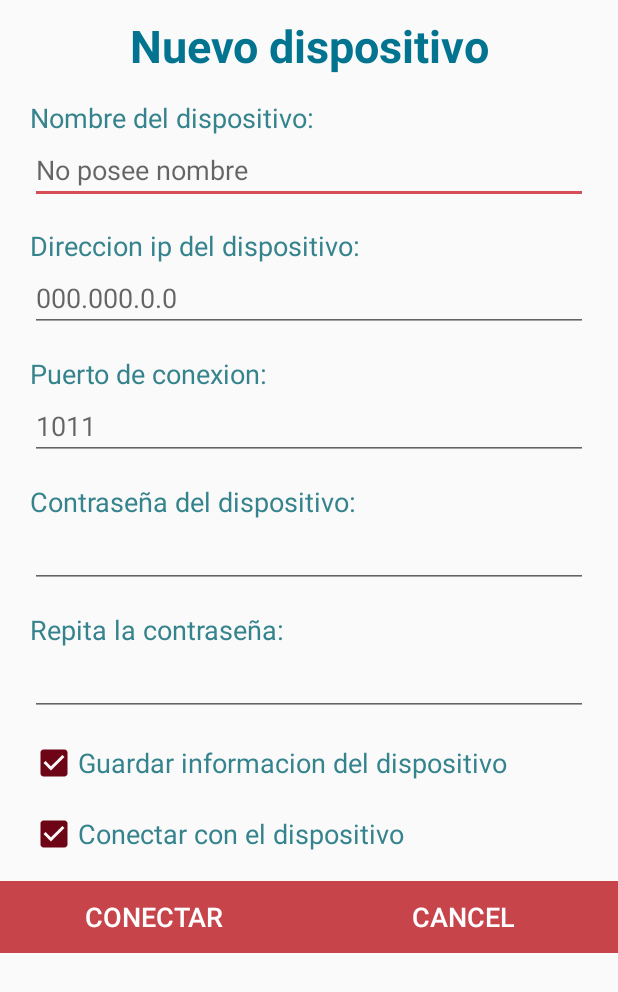
After one commit to carlosAlexanderLemus/ControlRemoto, an Android app: the layout layout_add_device.xml on its own in the app's theme, with its tools: preview values and no code run, on a phone screen of 412 x 824 dp. The commit adds this screen. Shown: the top 992 px of the screen. Run offline under Robolectric (Android 15) with nearby library versions, the phone set to English and light mode, and no system bars.

```diff
--- a/app/src/main/java/lemus/com/bast_software/controlremoto/DeviceFragment.java
+++ b/app/src/main/java/lemus/com/bast_software/controlremoto/DeviceFragment.java
@@ -5,12 +5,16 @@ import android.os.Bundle;
 import android.support.annotation.NonNull;
 import android.support.design.widget.BottomNavigationView;
 import android.support.v4.app.Fragment;
+import android.support.v7.app.AlertDialog;
 import android.util.Log;
 import android.view.LayoutInflater;
 import android.view.MenuItem;
 import android.view.View;
 import android.view.ViewGroup;
+import android.widget.Button;
 import android.widget.Toast;
+
+import java.util.zip.Inflater;
 
 
 /**
@@ -27,11 +31,58 @@ public class DeviceFragment extends Fragment {
     public View onCreateView(LayoutInflater inflater, ViewGroup container,Bundle savedInstanceState) {
         // Inflate the layout for this fragment
         View view = inflater.inflate(R.layout.fragment_device, container, false);
+        final LayoutInflater layoutInflater = getLayoutInflater(savedInstanceState);
         // Obtenemos la informacion
         BottomNavigationView bottomNavigationView = (BottomNavigationView)view.findViewById(R.id.bottom_device);
         bottomNavigationView.setOnNavigationItemSelectedListener(new BottomNavigationView.OnNavigationItemSelectedListener() {
             @Override
             public boolean onNavigationItemSelected(@NonNull MenuItem item) {
+                // Obtenemos el ID
+                int id = item.getItemId();
+
+                // Comprobamos cual es el id de origen
+                switch (id){
+                    // En caso que tengamos que agregar un nuevo dispositivo
+                    case R.id.item_bottom_add_device:
+                        // Creamos el dialogo
+                        AlertDialog.Builder builder = new AlertDialog.Builder(getContext());
+
+                        // Escogemos el layout
+                        View view_layout = layoutInflater.inflate(R.layout.layout_add_device, null);
+
+                        // Obtenemos la referencia a los botonre
+                        Button btn_acepat = (Button)view_layout.findViewById(R.id.btn_conectar_dispositivo);
+                        Button btn_cancelar = (Button)view_layout.findViewById(R.id.btn_cancelar_agregar_dispositivos);
+
+                        // Lo establecemos como el layout
+                        builder.setView(view_layout);
+
+                        // Creamos el alerta
+                        final AlertDialog alertDialog = builder.create();
+
+                        // Acciones a realixar a seleccionar cualquis dispositivo
+                        btn_acepat.setOnClickListener(new View.OnClickListener() {
+                            @Override
+                            public void onClick(View v) {
+
+                                // Quitamos el cuadro de dialogo
+                                alertDialog.dismiss();
+                            }
+                        });
+
+                        // Accion a realizar a cancelar
+                        btn_cancelar.setOnClickListener(new View.OnClickListener() {
+                            @Override
+                            public void onClick(View v) {
+                                // Quitamos el cuadro de dialogo
+                                alertDialog.dismiss();
+                            }
+                        });
+
+                        // Mostramos el dialogo
+                        alertDialog.show();
+                        break;
+                }
 
                 return true;
             }
--- /dev/null
+++ b/app/src/main/res/layout/layout_add_device.xml
@@ -0,0 +1,164 @@
+<?xml version="1.0" encoding="utf-8"?>
+<ScrollView
+    xmlns:android="http://schemas.android.com/apk/res/android"
+    android:layout_width="match_parent"
+    android:layout_height="match_parent">
+
+    <LinearLayout
+        android:layout_width="match_parent"
+        android:layout_height="wrap_content"
+        android:orientation="vertical" >
+
+        <TextView
+            android:id="@+id/textView"
+            style="@style/TextViewTituloCentrado"
+            android:layout_width="match_parent"
+            android:layout_height="wrap_content"
+            android:text="@string/title_new_device" />
+
+        <TextView
+            android:id="@+id/tv_name_device"
+            style="@style/TextViewInformacionDialog"
+            android:layout_width="match_parent"
+            android:layout_height="wrap_content"
+            android:layout_marginLeft="@dimen/margin_border"
+            android:layout_marginRight="@dimen/margin_border"
+            android:layout_marginTop="@dimen/marfin_border_top"
+            android:text="@string/text_name_device" />
+
+        <EditText
+            android:id="@+id/et_name_device"
+            android:layout_width="match_parent"
+            android:layout_height="wrap_content"
+            android:layout_marginLeft="@dimen/margin_border"
+            android:layout_marginRight="@dimen/margin_border"
+            android:ems="10"
+            android:hint="@string/text_name_device_default"
+            android:inputType="textPersonName"
+            android:textSize="@dimen/text_size_information" />
+
+        <TextView
+            android:id="@+id/tv_ip_device"
+            style="@style/TextViewInformacionDialog"
+            android:layout_width="match_parent"
+            android:layout_height="wrap_content"
+            android:layout_marginLeft="@dimen/margin_border"
+            android:layout_marginRight="@dimen/margin_border"
+            android:layout_marginTop="@dimen/marfin_border_top"
+            android:text="@string/text_ip_device" />
+
+        <EditText
+            android:id="@+id/et_ip_device"
+            android:layout_width="match_parent"
+            android:layout_height="wrap_content"
+            android:layout_marginLeft="@dimen/margin_border"
+            android:layout_marginRight="@dimen/margin_border"
+            android:ems="10"
+            android:hint="@string/text_ip_device_default"
+            android:inputType="numberDecimal"
+            android:textSize="@dimen/text_size_information" />
+
+        <TextView
+            android:id="@+id/tv_port_device"
+            style="@style/TextViewInformacionDialog"
+            android:layout_width="match_parent"
+            android:layout_height="wrap_content"
+            android:layout_marginLeft="@dimen/margin_border"
+            android:layout_marginRight="@dimen/margin_border"
+            android:layout_marginTop="@dimen/marfin_border_top"
+            android:text="@string/text_port_device" />
+
+        <EditText
+            android:id="@+id/et_port_device"
+            android:layout_width="match_parent"
+            android:layout_height="wrap_content"
+            android:layout_marginLeft="@dimen/margin_border"
+            android:layout_marginRight="@dimen/margin_border"
+            android:ems="10"
+            android:hint="@string/port_default"
+            android:inputType="number"
+            android:textSize="@dimen/text_size_information" />
+
+        <TextView
+            android:id="@+id/tv_pass_device"
+            style="@style/TextViewInformacionDialog"
+            android:layout_width="match_parent"
+            android:layout_height="wrap_content"
+            android:layout_marginLeft="@dimen/margin_border"
+            android:layout_marginRight="@dimen/margin_border"
+            android:layout_marginTop="@dimen/marfin_border_top"
+            android:text="@string/text_pass_device" />
+
+        <EditText
+            android:id="@+id/et_pass_device"
+            android:layout_width="match_parent"
+            android:layout_height="wrap_content"
+            android:layout_marginLeft="@dimen/margin_border"
+            android:layout_marginRight="@dimen/margin_border"
+            android:ems="10"
+            android:inputType="textPassword"
+            android:textSize="@dimen/text_size_information" />
+
+        <TextView
+            android:id="@+id/tv_pass_confirmate_device"
+            style="@style/TextViewInformacionDialog"
+            android:layout_width="match_parent"
+            android:layout_height="wrap_content"
+            android:layout_marginLeft="@dimen/margin_border"
+            android:layout_marginRight="@dimen/margin_border"
+            android:layout_marginTop="@dimen/marfin_border_top"
+            android:text="@string/text_pass_confirmed_device_default" />
+
+        <EditText
+            android:id="@+id/et_pass_confirmate_device"
+            android:layout_width="match_parent"
+            android:layout_height="wrap_content"
+            android:layout_marginLeft="@dimen/margin_border"
+            android:layout_marginRight="@dimen/margin_border"
+            android:ems="10"
+            android:inputType="textPassword"
+            android:textSize="@dimen/text_size_information" />
+
+        <CheckBox
+            android:id="@+id/cb_guardar_dispositivo"
+            style="@style/CheckBoxDialogElement"
+            android:layout_width="match_parent"
+            android:layout_height="wrap_content"
+            android:checked="true"
+            android:text="@string/text_save_device" />
+
+        <CheckBox
+            android:id="@+id/cb_conectar_dispositivo"
+            style="@style/CheckBoxDialogElement"
+            android:layout_width="match_parent"
+            android:layout_height="wrap_content"
+            android:checked="true"
+            android:text="@string/text_conect_device" />
+
+        <LinearLayout
+            android:layout_width="match_parent"
+            android:layout_height="match_parent"
+            android:layout_marginTop="@dimen/marfin_border_top"
+            android:orientation="horizontal">
+
+            <Button
+                android:id="@+id/btn_conectar_dispositivo"
+                style="@style/MyButtonDialog"
+                android:layout_width="match_parent"
+                android:layout_height="wrap_content"
+                android:layout_weight="1"
+                android:background="@color/buttomBackgroud"
+                android:text="@string/conectar"
+                android:textColor="@android:color/white" />
+
+            <Button
+                android:id="@+id/btn_cancelar_agregar_dispositivos"
+                style="@style/MyButtonDialog"
+                android:layout_width="match_parent"
+                android:layout_height="wrap_content"
+                android:layout_weight="1"
+                android:text="@android:string/cancel" />
+        </LinearLayout>
+
+    </LinearLayout>
+</ScrollView>
--- a/app/src/main/res/values/colors.xml
+++ b/app/src/main/res/values/colors.xml
@@ -2,6 +2,9 @@
 <resources>
     <color name="colorPrimary">#840315</color>
     <color name="colorPrimaryDark">#4c000d</color>
-    <color name="colorAccent">#fffc23</color>
+    <color name="colorAccent">#d64d55</color>
     <color name="colorInformationHeader">#6e0516</color>
+    <color name="colorAcentTitle">#02748f</color>
+    <color name="textInformation">#35838d</color>
+    <color name="buttomBackgroud">#c7444a</color>
 </resources>
--- a/app/src/main/res/values/dimen.xml
+++ b/app/src/main/res/values/dimen.xml
@@ -3,4 +3,7 @@
     <dimen name="height_header_nav_menu">160dp</dimen>
     <dimen name="height_device_connected">120dp</dimen>
     <dimen name="height_bottom_menu">100dp</dimen>
+    <dimen name="text_size_information">18sp</dimen>
+    <dimen name="margin_border">20dp</dimen>
+    <dimen name="marfin_border_top">15dp</dimen>
 </resources>
--- a/app/src/main/res/values/strings.xml
+++ b/app/src/main/res/values/strings.xml
@@ -4,6 +4,18 @@
     <string name="option_device">Dispositivos</string>
     <string name="option_add_device">Añadir dispositivo</string>
     <string name="option_remenber_device">Recordar este dispositivo</string>
+
+    <string name="title_new_device">Nuevo dispositivo</string>
+
+    <string name="text_name_device">Nombre del dispositivo:</string>
+    <string name="text_name_device_default">No posee nombre</string>
+    <string name="text_ip_device">Direccion ip del dispositivo:</string>
+    <string name="text_ip_device_default">000.000.0.0</string>
+    <string name="text_port_device">Puerto de conexion:</string>
+    <string name="text_pass_device">Contraseña del dispositivo:</string>
+    <string name="text_pass_confirmed_device_default">Repita la contraseña:</string>
+    <string name="text_save_device">Guardar informacion del dispositivo</string>
+    <string name="text_conect_device">Conectar con el dispositivo</string>
 
     <string name="ip_address">IP:</string>
     <string name="port">Puerto:</string>
@@ -16,4 +28,6 @@
 
     <!-- TODO: Remove or change this placeholder text -->
     <string name="hello_blank_fragment">Hello blank fragment</string>
+
+    <string name="conectar">Conectar</string>
 </resources>
--- a/app/src/main/res/values/styles.xml
+++ b/app/src/main/res/values/styles.xml
@@ -21,4 +21,34 @@
         <item name="android:textAllCaps">false</item>
         <item name="android:textStyle">bold</item>
     </style>
+
+    <style name="TextViewTituloCentrado">
+        <item name="android:gravity">center</item>
+        <item name="android:textSize">30dp</item>
+        <item name="android:layout_width">match_parent</item>
+        <item name="android:layout_height">wrap_content</item>
+        <item name="android:textColor">@color/colorAcentTitle</item>
+        <item name="android:textStyle">bold</item>
+        <item name="android:layout_marginTop">10dp</item>
+    </style>
+
+    <style name="TextViewInformacionDialog">
+        <item name="android:textColor">@color/textInformation</item>
+        <item name="android:textSize">@dimen/text_size_information</item>
+    </style>
+
+    <style name="CheckBoxDialogElement">
+        <item name="android:textColor">@color/textInformation</item>
+        <item name="android:textSize">@dimen/text_size_information</item>
+        <item name="android:buttonTint">@color/colorInformationHeader</item>
+        <item name="android:layout_marginLeft">@dimen/margin_border</item>
+        <item name="android:layout_marginRight">@dimen/margin_border</item>
+        <item name="android:layout_marginTop">@dimen/marfin_border_top</item>
+    </style>
+
+    <style name="MyButtonDialog">
+        <item name="android:background">@color/buttomBackgroud</item>
+        <item name="android:textColor">@android:color/white</item>
+        <item name="android:textSize">@dimen/text_size_information</item>
+    </style>
 </resources>
```
